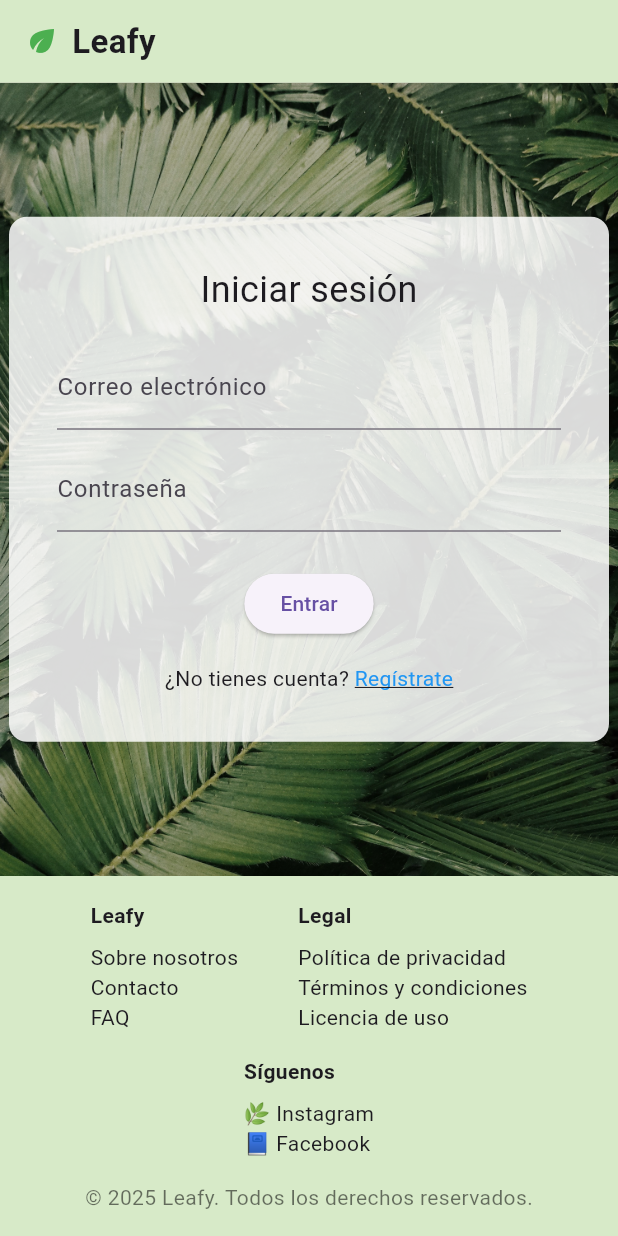
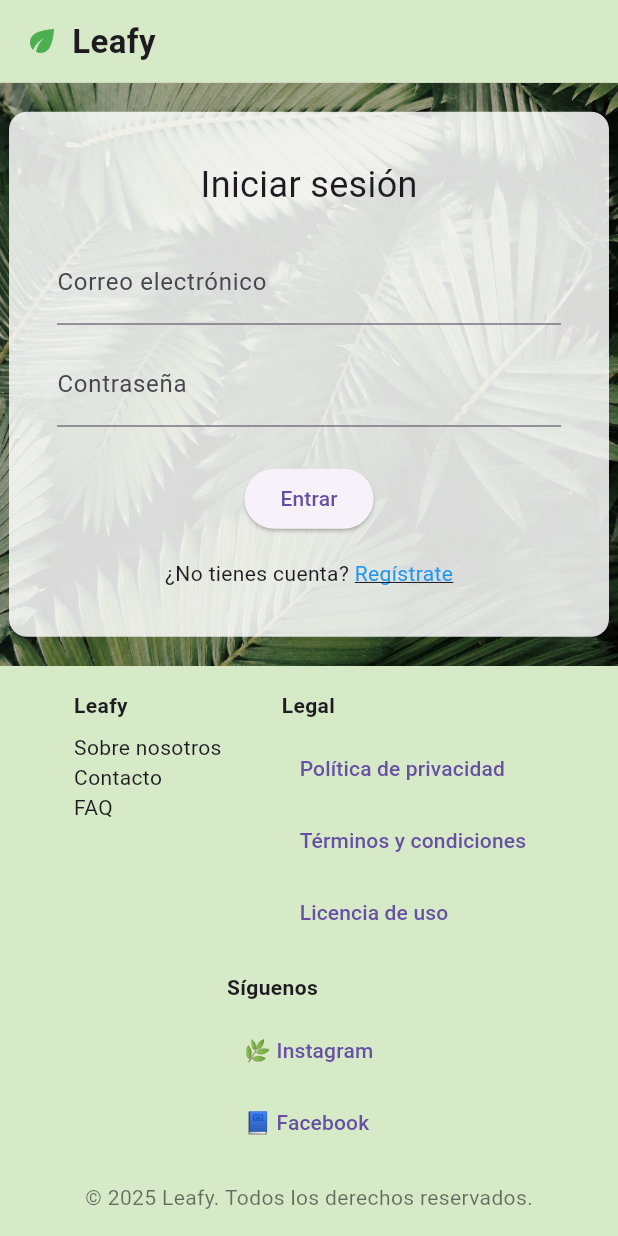
Before and after one commit to mrami8/Leafy_web_flutter, a Flutter app: the screen it shows after launch, on a phone screen of 412 x 824 dp. Run offline on Flutter 3.47's test engine with Material 3 defaults, Android fonts, the light colour scheme and no system bars; our stand-ins replace image_picker, supabase_flutter, table_calendar; accounts and stored records are empty.

Commit message:
New links Footer

```diff
--- a/lib/leafy_layout.dart
+++ b/lib/leafy_layout.dart
@@ -1,5 +1,6 @@
 import 'package:flutter/material.dart';
 import 'package:provider/provider.dart';
+import 'package:url_launcher/url_launcher.dart';
 import 'package:leafy_app_flutter/providers/General/auth_provider.dart';
 import 'package:leafy_app_flutter/providers/Plants/plant_search_provider.dart';
 import 'package:leafy_app_flutter/screens/PlantsScreen/plantDetailScreen.dart';
@@ -24,7 +25,10 @@ class _LeafyLayoutState extends State<LeafyLayout> {
   bool _isSearching = false;
 
   void _onSearchChanged(String query) {
-    Provider.of<PlantSearchProvider>(context, listen: false).searchPlants(query);
+    Provider.of<PlantSearchProvider>(
+      context,
+      listen: false,
+    ).searchPlants(query);
   }
 
   void _clearSearch() {
@@ -33,6 +37,15 @@ class _LeafyLayoutState extends State<LeafyLayout> {
     setState(() {
       _isSearching = false;
     });
+  }
+
+  Future<void> abrirUrl(String url) async {
+    final uri = Uri.parse(url);
+    if (await canLaunchUrl(uri)) {
+      await launchUrl(uri, mode: LaunchMode.externalApplication);
+    } else {
+      throw 'No se pudo abrir $url';
+    }
   }
 
   @override
@@ -44,7 +57,7 @@ class _LeafyLayoutState extends State<LeafyLayout> {
       backgroundColor: const Color(0xFFEFF4DC),
       body: Column(
         children: [
-          // HEADER CON LOGO, MENÚ Y BÚSQUEDA
+          // HEADER
           Container(
             padding: const EdgeInsets.symmetric(horizontal: 16, vertical: 12),
             color: const Color(0xFFD7EAC8),
@@ -57,36 +70,42 @@ class _LeafyLayoutState extends State<LeafyLayout> {
                     const SizedBox(width: 8),
                     const Text(
                       "Leafy",
-                      style: TextStyle(fontSize: 22, fontWeight: FontWeight.bold),
+                      style: TextStyle(
+                        fontSize: 22,
+                        fontWeight: FontWeight.bold,
+                      ),
                     ),
                     const Spacer(),
                     if (auth.session != null) ...[
                       TextButton(
-                        onPressed: () => Navigator.pushNamed(context, '/calendar'),
+                        onPressed:
+                            () => Navigator.pushNamed(context, '/calendar'),
                         child: const Text("Calendario"),
                       ),
                       TextButton(
-                        onPressed: () => Navigator.pushNamed(context, '/profile'),
+                        onPressed:
+                            () => Navigator.pushNamed(context, '/profile'),
                         child: const Text("Perfil"),
                       ),
                       TextButton(
-                        onPressed: () => Navigator.pushNamed(context, '/misplantas'),
+                        onPressed:
+                            () => Navigator.pushNamed(context, '/misplantas'),
                         child: const Text("Mis Plantas"),
                       ),
                       TextButton(
-                        onPressed: () => Navigator.pushNamed(context, '/search'),
+                        onPressed:
+                            () => Navigator.pushNamed(context, '/search'),
                         child: const Text("Buscar Plantas"),
                       ),
                       const SizedBox(width: 16),
                       IconButton(
-                        onPressed: () => Navigator.pushNamed(context, '/profile'),
+                        onPressed:
+                            () => Navigator.pushNamed(context, '/profile'),
                         icon: const Icon(Icons.person),
                       ),
                     ],
                   ],
                 ),
-
-                // BARRA DE BÚSQUEDA
                 if (widget.showSearchBar)
                   Padding(
                     padding: const EdgeInsets.only(top: 12),
@@ -94,7 +113,9 @@ class _LeafyLayoutState extends State<LeafyLayout> {
                       decoration: BoxDecoration(
                         color: Colors.white,
                         borderRadius: BorderRadius.circular(12),
-                        boxShadow: [BoxShadow(color: Colors.black12, blurRadius: 4)],
+                        boxShadow: [
+                          BoxShadow(color: Colors.black12, blurRadius: 4),
+                        ],
                       ),
                       child: TextField(
                         controller: _searchController,
@@ -113,7 +134,9 @@ class _LeafyLayoutState extends State<LeafyLayout> {
                           ),
                           hintText: 'Buscar plantas...',
                           border: InputBorder.none,
-                          contentPadding: const EdgeInsets.symmetric(vertical: 14),
+                          contentPadding: const EdgeInsets.symmetric(
+                            vertical: 14,
+                          ),
                         ),
                       ),
                     ),
@@ -122,15 +145,14 @@ class _LeafyLayoutState extends State<LeafyLayout> {
             ),
           ),
 
-          // CONTENIDO PRINCIPAL + RESULTADOS FLOTANTES
+          // CONTENIDO PRINCIPAL
           Expanded(
             child: Stack(
               children: [
                 widget.child,
-
                 if (_isSearching && plantSearchProvider.plants.isNotEmpty)
                   Positioned(
-                    top: 0, // Altura para que aparezca debajo del header + barra de búsqueda
+                    top: 0,
                     left: 20,
                     right: 20,
                     child: Material(
@@ -164,7 +186,9 @@ class _LeafyLayoutState extends State<LeafyLayout> {
                                 Navigator.push(
                                   context,
                                   MaterialPageRoute(
-                                    builder: (context) => PlantDetailScreen(plant: plant),
+                                    builder:
+                                        (context) =>
+                                            PlantDetailScreen(plant: plant),
                                   ),
                                 );
                               },
@@ -178,7 +202,7 @@ class _LeafyLayoutState extends State<LeafyLayout> {
             ),
           ),
 
-          // FOOTER
+          // FOOTER CON ENLACES EXTERNOS
           Container(
             width: double.infinity,
             color: const Color(0xFFD7EAC8),
@@ -194,7 +218,10 @@ class _LeafyLayoutState extends State<LeafyLayout> {
                     Column(
                       crossAxisAlignment: CrossAxisAlignment.start,
                       children: const [
-                        Text("Leafy", style: TextStyle(fontWeight: FontWeight.bold)),
+                        Text(
+                          "Leafy",
+                          style: TextStyle(fontWeight: FontWeight.bold),
+                        ),
                         SizedBox(height: 8),
                         Text("Sobre nosotros"),
                         Text("Contacto"),
@@ -203,21 +230,53 @@ class _LeafyLayoutState extends State<LeafyLayout> {
                     ),
                     Column(
                       crossAxisAlignment: CrossAxisAlignment.start,
-                      children: const [
-                        Text("Legal", style: TextStyle(fontWeight: FontWeight.bold)),
-                        SizedBox(height: 8),
-                        Text("Política de privacidad"),
-                        Text("Términos y condiciones"),
-                        Text("Licencia de uso"),
+                      children: [
+                        const Text(
+                          "Legal",
+                          style: TextStyle(fontWeight: FontWeight.bold),
+                        ),
+                        const SizedBox(height: 8),
+                        TextButton(
+                          onPressed:
+                              () => abrirUrl(
+                                'https://drive.google.com/drive/folders/1r1TO_sg0ZQcqDnfUlZTX8QJiVS4Mf53m',
+                              ),
+                          child: const Text("Política de privacidad"),
+                        ),
+                        TextButton(
+                          onPressed:
+                              () => abrirUrl(
+                                'https://drive.google.com/drive/folders/1r1TO_sg0ZQcqDnfUlZTX8QJiVS4Mf53m',
+                              ),
+                          child: const Text("Términos y condiciones"),
+                        ),
+                        TextButton(
+                          onPressed:
+                              () => abrirUrl(
+                                'https://drive.google.com/drive/folders/1r1TO_sg0ZQcqDnfUlZTX8QJiVS4Mf53m',
+                              ),
+                          child: const Text("Licencia de uso"),
+                        ),
                       ],
                     ),
                     Column(
                       crossAxisAlignment: CrossAxisAlignment.start,
-                      children: const [
-                        Text("Síguenos", style: TextStyle(fontWeight: FontWeight.bold)),
-                        SizedBox(height: 8),
-                        Text("🌿 Instagram"),
-                        Text("📘 Facebook"),
+                      children: [
+                        const Text(
+                          "Síguenos",
+                          style: TextStyle(fontWeight: FontWeight.bold),
+                        ),
+                        const SizedBox(height: 8),
+                        TextButton(
+                          onPressed:
+                              () => abrirUrl('https://www.facebook.com/Cristiano/?locale=ca_ES'),
+                          child: const Text("🌿 Instagram"),
+                        ),
+                        TextButton(
+                          onPressed:
+                              () => abrirUrl('https://www.instagram.com/leomessi/'),
+                          child: const Text("📘 Facebook"),
+                        ),
                       ],
                     ),
                   ],
--- a/pubspec.yaml
+++ b/pubspec.yaml
@@ -15,6 +15,7 @@ dependencies:
   image_picker: ^1.0.4
   uuid: ^4.0.0
   syncfusion_flutter_calendar: 23.1.44
+  url_launcher: ^6.3.1
 
 
 dev_dependencies:
```
Also changed, not shown: pubspec.lock.
